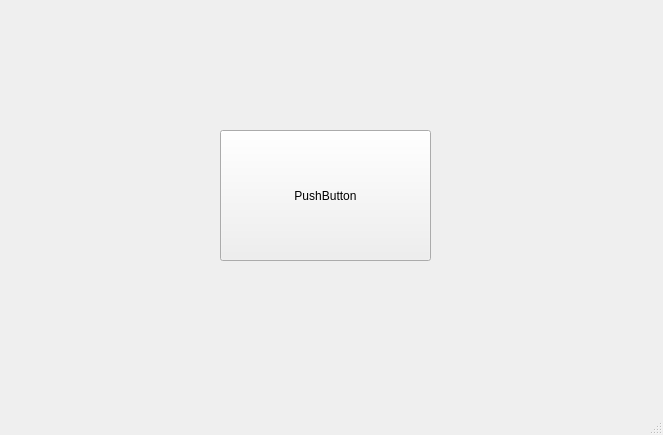
Above: gui.ui from kyoko9000/62.-selenium-basic before the change. Below: the same form after it.
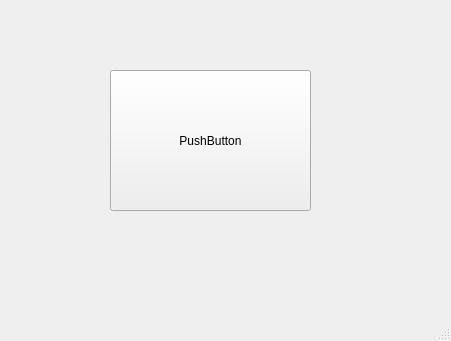
That is the form after the change.

What changed in the file:
```diff
--- a/gui.ui
+++ b/gui.ui
@@ -6,8 +6,8 @@
    <rect>
     <x>0</x>
     <y>0</y>
-    <width>663</width>
-    <height>435</height>
+    <width>451</width>
+    <height>341</height>
    </rect>
   </property>
   <property name="windowTitle">
@@ -17,10 +17,10 @@
    <widget class="QPushButton" name="pushButton">
     <property name="geometry">
      <rect>
-      <x>220</x>
-      <y>130</y>
-      <width>211</width>
-      <height>131</height>
+      <x>110</x>
+      <y>70</y>
+      <width>201</width>
+      <height>141</height>
      </rect>
     </property>
     <property name="text">
```
Left out of the diff: 2 changed lines with no effect on the pictures.
